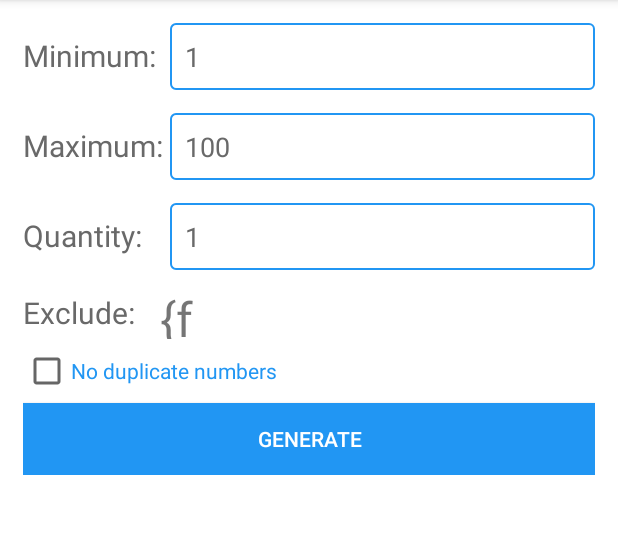
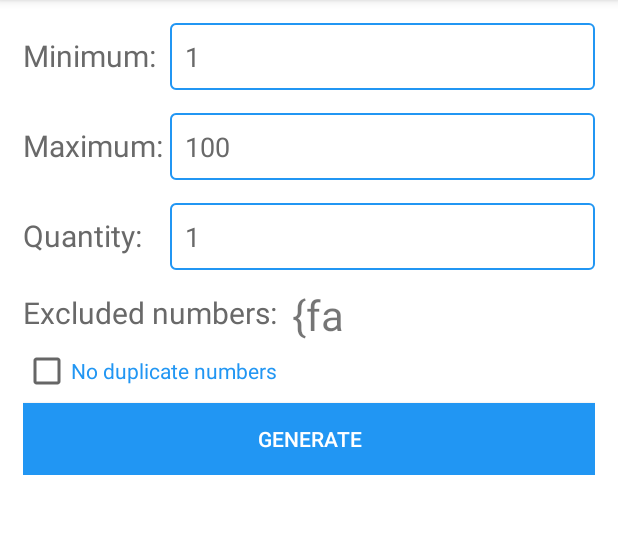
Before and after one commit to Gear61/Random-Number-Generator, an Android app: the screen it shows after launch (MainActivity), on a phone screen of 412 x 824 dp, the part 84-618 px from its top. Run offline under Robolectric (Android 15) with nearby library versions, the phone set to English and light mode, and no system bars; our stand-ins replace ButterKnife; libraries missing offline, so code that uses them is left out: com.afollestad.materialdialogs, com.joanzapata.iconify, com.rey.material; plain views replace Button, CheckBox, IconTextView; 5 statements that could not run were skipped.

Commit message:
Update edit excluded so you can view excluded numbers without leaving the page

```diff
--- a/app/build.gradle
+++ b/app/build.gradle
@@ -8,8 +8,8 @@ android {
         applicationId "com.randomappsinc.randomnumbergeneratorplus"
         minSdkVersion 14
         targetSdkVersion 23
-        versionCode 110
-        versionName "1.1.0"
+        versionCode 112
+        versionName "1.1.2"
         generatedDensities = []
     }
     aaptOptions {
@@ -38,5 +38,4 @@ dependencies {
     compile 'com.joanzapata.iconify:android-iconify-fontawesome:2.1.1'
     compile 'com.github.rey5137:material:1.2.2'
     compile 'io.realm:realm-android:0.87.1'
-    compile 'com.android.support:cardview-v7:23.2.0'
 }
--- a/app/src/main/java/com/randomappsinc/randomnumbergeneratorplus/Activities/EditExcludedActivity.java
+++ b/app/src/main/java/com/randomappsinc/randomnumbergeneratorplus/Activities/EditExcludedActivity.java
@@ -81,4 +81,9 @@ public class EditExcludedActivity extends StandardActivity {
         setResult(RESULT_OK, returnIntent);
         super.finish();
     }
+
+    @OnClick(R.id.submit)
+    public void submit() {
+        finish();
+    }
 }
--- a/app/src/main/res/layout/homepage.xml
+++ b/app/src/main/res/layout/homepage.xml
@@ -84,14 +84,13 @@
                 android:layout_height="wrap_content">
 
                 <TextView
-                    android:text="@string/exclude"
+                    android:text="@string/excluded_numbers_prefix"
                     android:layout_gravity="center_vertical"
-                    android:textSize="20dp"
                     style="@style/input_prefix_style"/>
 
                 <com.joanzapata.iconify.widget.IconTextView
                     android:id="@+id/edit_excluded"
-                    android:text="@string/edit_icon"
+                    android:text="@string/eye_icon"
                     style="@style/edit_exclude_icon"/>
             </LinearLayout>
 
--- /dev/null
+++ b/app/src/main/res/values/edit_excluded_strings.xml
@@ -0,0 +1,15 @@
+<?xml version="1.0" encoding="utf-8"?>
+<resources>
+    <string name="excluded_numbers_prefix">Excluded numbers:&#160;</string>
+    <string name="excluded_numbers">Excluded Numbers</string>
+    <string name="no_excluded_numbers">You currently aren\'t preventing any numbers from being generated.</string>
+    <string name="edit">Edit</string>
+    <string name="submit">Submit</string>
+
+    <string name="exclude_note">NOTE: Changing the minimum/maximum resets this list.</string>
+    <string name="not_a_number">Please enter in a number to exclude.</string>
+    <string name="already_excluded">You are already excluding this number.</string>
+    <string name="not_in_range">Please enter in a number in the proper range.&#160;</string>
+
+    <string name="excluded_updated">Your excluded numbers have been updated.</string>
+</resources>
--- a/app/src/main/res/values/strings.xml
+++ b/app/src/main/res/values/strings.xml
@@ -16,7 +16,6 @@
     <string name="maximum">Maximum:&#160;</string>
     <string name="default_max">100</string>
     <string name="quantity">Quantity:&#160;</string>
-    <string name="exclude">Exclude:&#160;</string>
     <string name="no_dupes">No duplicate numbers</string>
     <string name="generate">Generate</string>
 
@@ -31,13 +30,9 @@
     <string name="missing_input">Please enter in a minimum, maximum, and quantity.</string>
     <string name="no_configs">You don\'t have any RNG configurations.</string>
 
-    <string name="exclude_note">NOTE: Changing the minimum/maximum resets this list.</string>
-    <string name="not_a_number">Please enter in a number to exclude.</string>
-    <string name="already_excluded">You are already excluding this number.</string>
-    <string name="not_in_range">Please enter in a number in the proper range.&#160;</string>
-
     <!-- Font Awesome icons -->
     <string name="delete_icon">{fa-minus-circle}</string>
+    <string name="eye_icon">{fa-eye}</string>
 
     <string name="instructions_title">Instructions</string>
     <string name="instructions">
--- a/app/src/main/res/values/styles.xml
+++ b/app/src/main/res/values/styles.xml
@@ -34,14 +34,14 @@
         <item name="android:layout_width">wrap_content</item>
         <item name="android:layout_height">wrap_content</item>
         <item name="android:textColor">@color/dark_gray</item>
-        <item name="android:textSize">20dp</item>
+        <item name="android:textSize">20sp</item>
     </style>
 
     <style name="edit_exclude_icon">
         <item name="android:layout_width">35dp</item>
         <item name="android:layout_height">35dp</item>
         <item name="android:layout_margin">5dp</item>
-        <item name="android:textSize">32dp</item>
+        <item name="android:textSize">28sp</item>
         <item name="android:gravity">center</item>
     </style>
 
```
Also changed, not shown: app/src/main/java/com/randomappsinc/randomnumbergeneratorplus/Activities/MainActivity.java (+16 -0 lines), app/src/main/java/com/randomappsinc/randomnumbergeneratorplus/Utils/RandUtils.java (+14 -0 lines), app/src/main/res/layout/edit_excluded.xml (+14 -0 lines).
